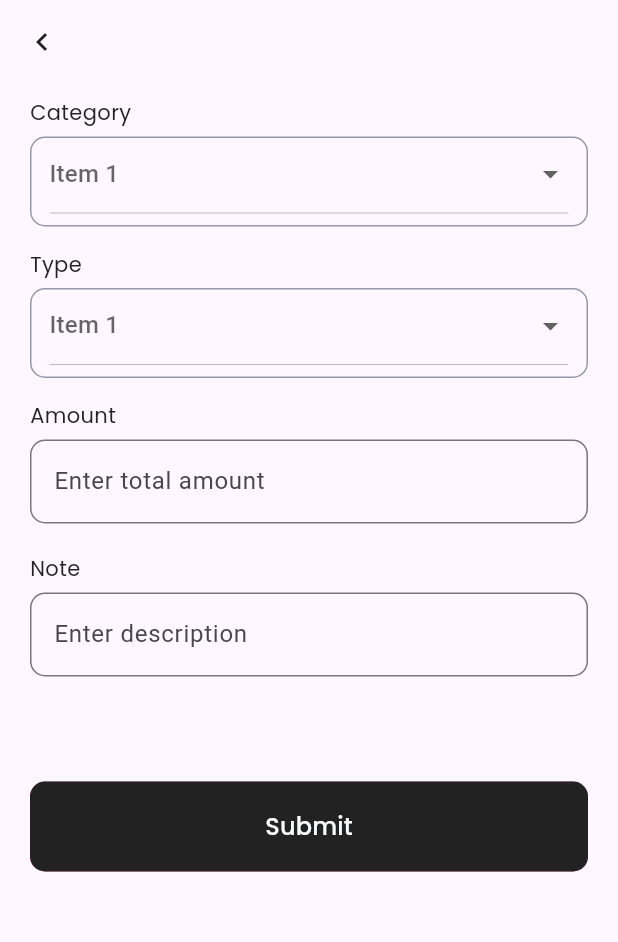
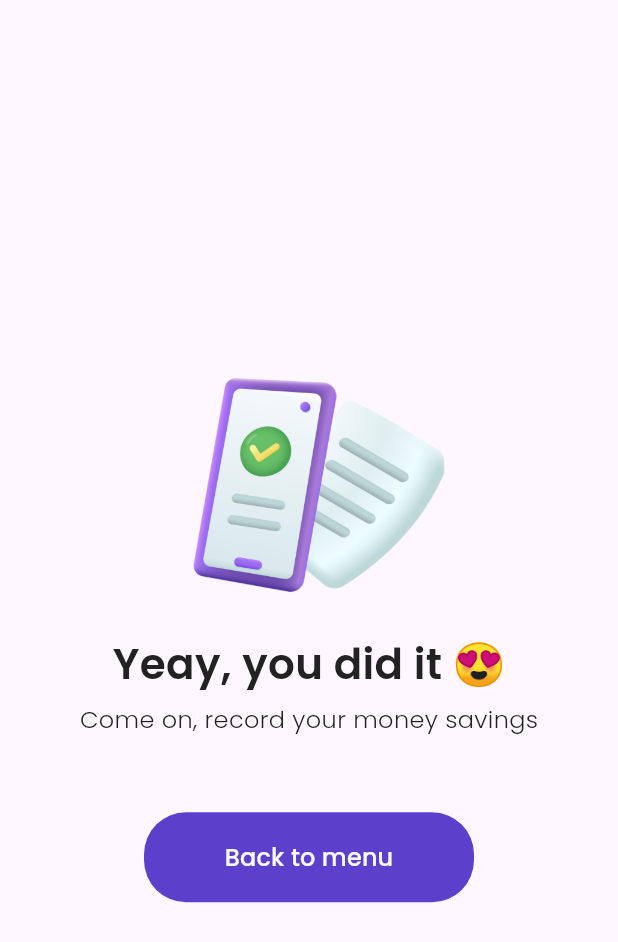
Before and after one commit to acepnurmansidik/M-Track, a Flutter app: the TransactionPage screen opened by its route, after a tap on "Submit", on a phone screen of 412 x 824 dp. Shown: the top 942 px of the screen. Run offline on Flutter 3.47's test engine with Material 3 defaults, Android fonts, the phone set to English and light mode, and no system bars; our stand-ins replace bloc, equatable, flutter_bloc, google_fonts; network calls fail.

Commit message:
slicing success page

```diff
--- a/lib/main.dart
+++ b/lib/main.dart
@@ -3,6 +3,7 @@ import 'package:flutter_bloc/flutter_bloc.dart';
 import 'package:tracking/cubit/transaction_cubit.dart';
 import 'package:tracking/pages/home_page.dart';
 import 'package:tracking/pages/splash_page.dart';
+import 'package:tracking/pages/success_page.dart';
 import 'package:tracking/pages/transaction_page.dart';
 
 void main() => runApp(const MyApp());
@@ -24,6 +25,7 @@ class MyApp extends StatelessWidget {
           "/": (context) => const SplashPage(),
           "/home": (context) => const HomePage(),
           "/add-transaction": (context) => const TransactionPage(),
+          "/success": (context) => const SuccessPage(),
         },
       ),
     );
--- a/lib/pages/home_page.dart
+++ b/lib/pages/home_page.dart
@@ -36,7 +36,7 @@ class _HomePageState extends State<HomePage> {
                 Container(
                   height: 50,
                   width: 50,
-                  decoration: BoxDecoration(
+                  decoration: const BoxDecoration(
                       shape: BoxShape.circle,
                       image: DecorationImage(
                           image: AssetImage("assets/img_avatar.png"))),
@@ -51,13 +51,13 @@ class _HomePageState extends State<HomePage> {
                   child: Row(
                     mainAxisAlignment: MainAxisAlignment.spaceBetween,
                     children: [
-                      Icon(Icons.qr_code_scanner_outlined),
+                      const Icon(Icons.qr_code_scanner_outlined),
                       Container(
                         height: 20,
                         width: 2,
                         decoration: BoxDecoration(color: kGreyColor),
                       ),
-                      Icon(Icons.notification_add_outlined)
+                      const Icon(Icons.notification_add_outlined)
                     ],
                   ),
                 ),
@@ -70,7 +70,7 @@ class _HomePageState extends State<HomePage> {
                   style: greyTextStyle.copyWith(fontSize: 16),
                 )),
             Container(
-                margin: EdgeInsets.only(bottom: 2),
+                margin: const EdgeInsets.only(bottom: 2),
                 child: Text.rich(TextSpan(
                     text: 'Rp ',
                     style: blackTextStyle.copyWith(fontSize: 16),
@@ -80,16 +80,15 @@ class _HomePageState extends State<HomePage> {
                           style: blackTextStyle.copyWith(
                               fontSize: 35, fontWeight: extraBold))
                     ]))),
-            Container(
-                child: Text.rich(TextSpan(
-                    text: '+1.0000',
-                    style: blackTextStyle.copyWith(fontSize: 16),
-                    children: [
+            Text.rich(TextSpan(
+                text: '+1.0000',
+                style: blackTextStyle.copyWith(fontSize: 16),
+                children: [
                   TextSpan(
                       text: " 25.9%",
                       style: greenTextStyle.copyWith(
                           fontSize: 16, fontWeight: medium))
-                ]))),
+                ])),
           ],
         ),
       );
--- /dev/null
+++ b/lib/pages/success_page.dart
@@ -0,0 +1,48 @@
+import 'package:flutter/material.dart';
+import 'package:tracking/theme.dart';
+import 'package:tracking/widgets/custom_button.dart';
+
+class SuccessPage extends StatelessWidget {
+  const SuccessPage({super.key});
+
+  @override
+  Widget build(BuildContext context) {
+    return Scaffold(
+      body: Center(
+        child: Column(
+          mainAxisAlignment: MainAxisAlignment.center,
+          children: [
+            Container(
+              width: 200,
+              height: 200,
+              decoration: const BoxDecoration(
+                  image: DecorationImage(
+                      image: AssetImage("assets/icon_success.png"))),
+            ),
+            Text(
+              "Yeay, you did it 😍",
+              style:
+                  blackTextStyle.copyWith(fontSize: 28, fontWeight: semibold),
+            ),
+            const SizedBox(
+              height: 6,
+            ),
+            Text(
+              "Come on, record your money savings",
+              style: blackTextStyle.copyWith(fontSize: 16, fontWeight: light),
+            ),
+            CustomButton(
+              title: 'Back to menu',
+              margin: const EdgeInsets.only(left: 20, right: 20, top: 50),
+              widthBtn: 220,
+              onPressed: () {
+                Navigator.pushNamedAndRemoveUntil(
+                    context, '/home', (route) => false);
+              },
+            )
+          ],
+        ),
+      ),
+    );
+  }
+}
--- a/lib/pages/transaction_page.dart
+++ b/lib/pages/transaction_page.dart
@@ -1,6 +1,7 @@
 import 'package:flutter/material.dart';
 import 'package:flutter/widgets.dart';
 import 'package:tracking/theme.dart';
+import 'package:tracking/widgets/custom_button.dart';
 import 'package:tracking/widgets/custom_dropdown_item.dart';
 import 'package:tracking/widgets/custom_textform_field.dart';
 
@@ -72,22 +73,13 @@ class _TransactionPageState extends State<TransactionPage> {
     }
 
     Widget buttonSubmit() {
-      return Container(
-        width: double.infinity,
-        height: 60,
+      return CustomButton(
+        title: 'Submit',
         margin: const EdgeInsets.only(left: 20, right: 20, top: 50),
-        decoration: BoxDecoration(
-            borderRadius: BorderRadius.circular(10), color: kRedColor),
-        child: TextButton(
-            onPressed: () {},
-            style: TextButton.styleFrom(
-                backgroundColor: kBlackColor,
-                shape: RoundedRectangleBorder(
-                    borderRadius: BorderRadius.circular(10))),
-            child: Text(
-              "Submit",
-              style: whiteTextStyle.copyWith(fontSize: 16, fontWeight: medium),
-            )),
+        onPressed: () {
+          Navigator.pushNamedAndRemoveUntil(
+              context, '/success', (route) => false);
+        },
       );
     }
 
--- a/lib/theme.dart
+++ b/lib/theme.dart
@@ -2,6 +2,7 @@ import 'package:flutter/material.dart';
 import 'package:google_fonts/google_fonts.dart';
 
 Color kBlackColor = Color(0xff222222);
+Color kPrimaryColor = Color(0xff5C40CC);
 Color kGreyColor = Color(0xff9698A9);
 Color kSecondGreyColor = Color(0xffd9d9ce);
 Color kDoveGreyColor = Color(0xff626262);
--- /dev/null
+++ b/lib/widgets/custom_button.dart
@@ -0,0 +1,35 @@
+import 'package:flutter/material.dart';
+import 'package:tracking/theme.dart';
+
+class CustomButton extends StatelessWidget {
+  final double widthBtn;
+  final String title;
+  final EdgeInsets margin;
+  final Function() onPressed;
+
+  const CustomButton(
+      {super.key,
+      this.widthBtn = double.infinity,
+      required this.title,
+      required this.margin,
+      required this.onPressed});
+
+  @override
+  Widget build(BuildContext context) {
+    return Container(
+      width: widthBtn,
+      height: 60,
+      margin: margin,
+      child: TextButton(
+          onPressed: onPressed,
+          style: TextButton.styleFrom(
+              backgroundColor: kPrimaryColor,
+              shape: RoundedRectangleBorder(
+                  borderRadius: BorderRadius.circular(28))),
+          child: Text(
+            title,
+            style: whiteTextStyle.copyWith(fontSize: 16, fontWeight: medium),
+          )),
+    );
+  }
+}
```
Also changed, not shown: assets/icon_success.png (added).
